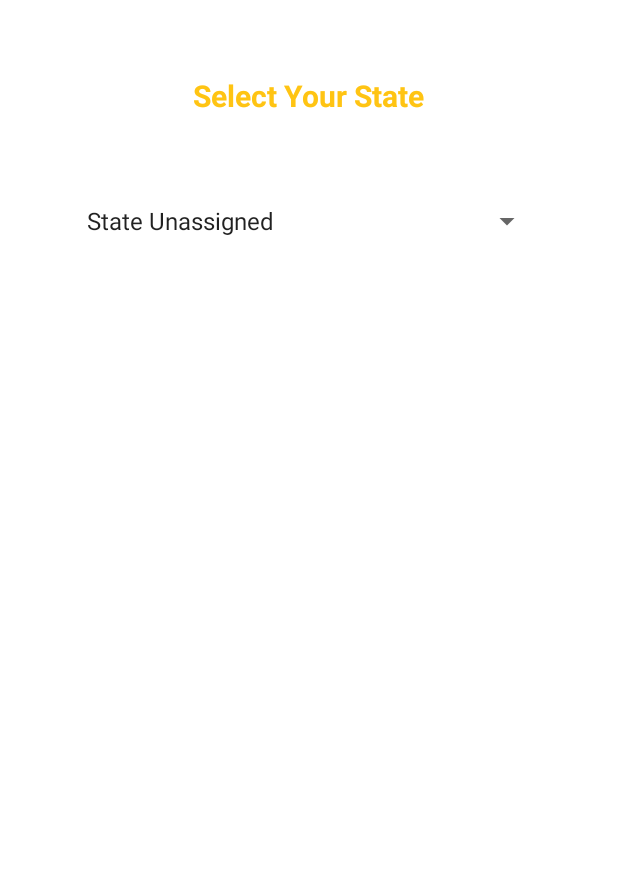
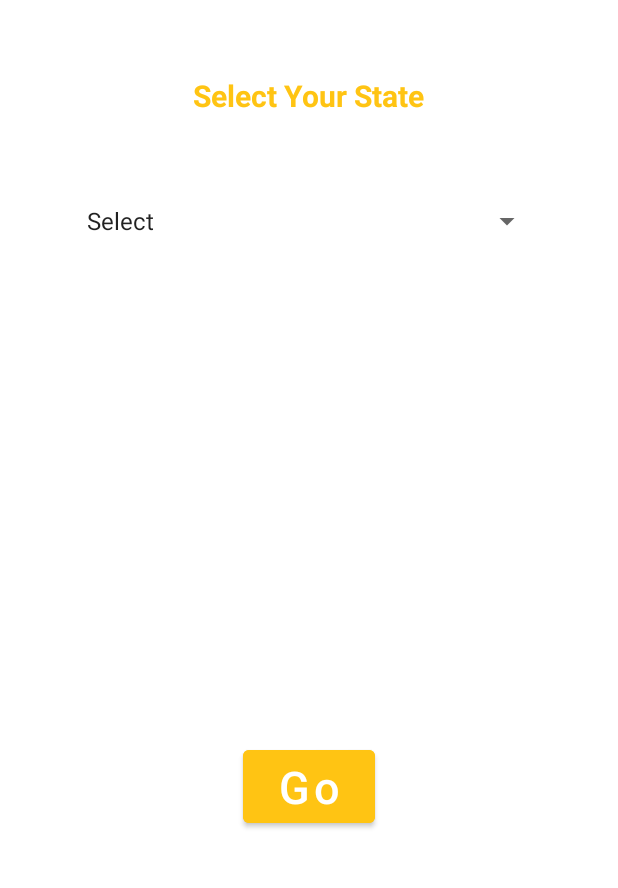
Before and after one commit to VarunPitty21/Covid19-Tracker, an Android app: the screen it shows after launch (MainActivity), on a phone screen of 412 x 824 dp, the part 329-1217 px from its top. Run offline under Robolectric (Android 15) with nearby library versions, the phone set to English and light mode, and no system bars.

Commit message:
First Activity Done

```diff
--- a/app/src/main/java/com/example/covid_19tracker/MainActivity.kt
+++ b/app/src/main/java/com/example/covid_19tracker/MainActivity.kt
@@ -1,5 +1,6 @@
 package com.example.covid_19tracker
 
+import android.content.Intent
 import androidx.appcompat.app.AppCompatActivity
 import android.os.Bundle
 import android.view.View
@@ -8,10 +9,11 @@ import android.widget.AdapterView
 import android.widget.ArrayAdapter
 import android.widget.Spinner
 import android.widget.Toast
+import androidx.core.view.get
 
 class MainActivity : AppCompatActivity() {
 
-
+    public var state_name : String? = null;
     override fun onCreate(savedInstanceState: Bundle?) {
         super.onCreate(savedInstanceState)
         setContentView(R.layout.activity_main)
@@ -22,17 +24,25 @@ class MainActivity : AppCompatActivity() {
             spinner.adapter = adapter
 
             spinner.onItemSelectedListener = object : AdapterView.OnItemSelectedListener {
-                override fun onItemSelected(p0: AdapterView<*>?, p1: View?, p2: Int, p3: Long) {
-                    fun onItemSelected (parent: AdapterView<*> , view : View , position : Int , id : Long){
-                        Toast.makeText(this@MainActivity,"Selected State : " + state[position] , Toast.LENGTH_SHORT  ).show()
-                    }
+                override fun onItemSelected(p0: AdapterView<*>?, view: View, p2: Int, p3: Long) {
+                         state_name = state[p2]
                 }
 
-                override fun onNothingSelected(p0: AdapterView<*>?) {
-                    TODO("Not yet implemented")
+                override fun onNothingSelected(p0: AdapterView<*>?){
                 }
 
             }
     }
 }
+
+    fun Go(view: View) {
+        if(state_name=="Select"){
+            Toast.makeText(this,"Select Your State",Toast.LENGTH_LONG).show()
+        }
+        else{
+            val intent = Intent(this , Cities::class.java)
+            intent.putExtra(Cities.State_name,state_name)
+            startActivity(intent)
+        }
+    }
 }
--- a/app/src/main/res/layout/activity_main.xml
+++ b/app/src/main/res/layout/activity_main.xml
@@ -32,9 +32,26 @@
         android:id="@+id/spinner"
         android:layout_width="match_parent"
         android:layout_height="40dp"
+        android:layout_margin="50dp"
+        android:layout_marginTop="48dp"
+        android:gravity="start"
+        android:spinnerMode="dropdown"
+        android:textAlignment="textStart"
         app:layout_constraintTop_toBottomOf="@id/text"
-        android:layout_margin="50dp"
-        android:textAlignment="textStart"
-        android:gravity="start"
-        android:spinnerMode="dropdown"/>
+
+         />
+
+    <Button
+        android:layout_width="wrap_content"
+        android:layout_height="wrap_content"
+        android:textSize="30sp"
+        android:text="Go"
+        android:backgroundTint="@color/lgm"
+        android:textAllCaps="false"
+        app:layout_constraintBottom_toBottomOf="parent"
+        app:layout_constraintLeft_toLeftOf="parent"
+        app:layout_constraintRight_toRightOf="parent"
+        android:layout_marginBottom="50dp"
+        android:onClick="Go"
+        />
 </androidx.constraintlayout.widget.ConstraintLayout>
--- a/app/src/main/res/values/strings.xml
+++ b/app/src/main/res/values/strings.xml
@@ -3,7 +3,7 @@
     <string name="select_your_state">Select Your State</string>
 
     <string-array name="State">
-        <item>State Unassigned</item>
+        <item>Select</item>
         <item>Andaman and Nicobar Islands</item>
         <item>Andhra Pradesh</item>
         <item>Arunachal Pradesh</item>
```
Also changed, not shown: app/src/main/AndroidManifest.xml (+8 -1 lines), app/src/main/java/com/example/covid_19tracker/Cities.kt (added, +16 -0 lines), app/src/main/res/layout/activity_cities.xml (added, +9 -0 lines), app/src/main/res/xml/style.xml (added, +12 -0 lines).
